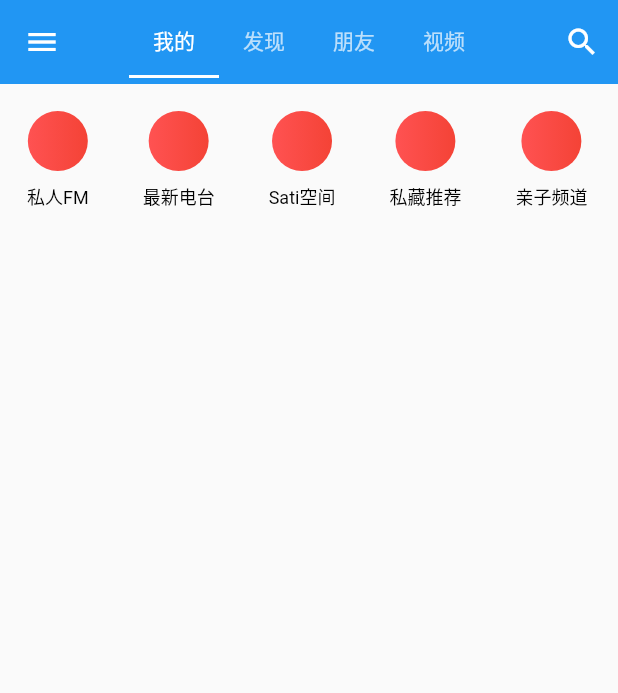
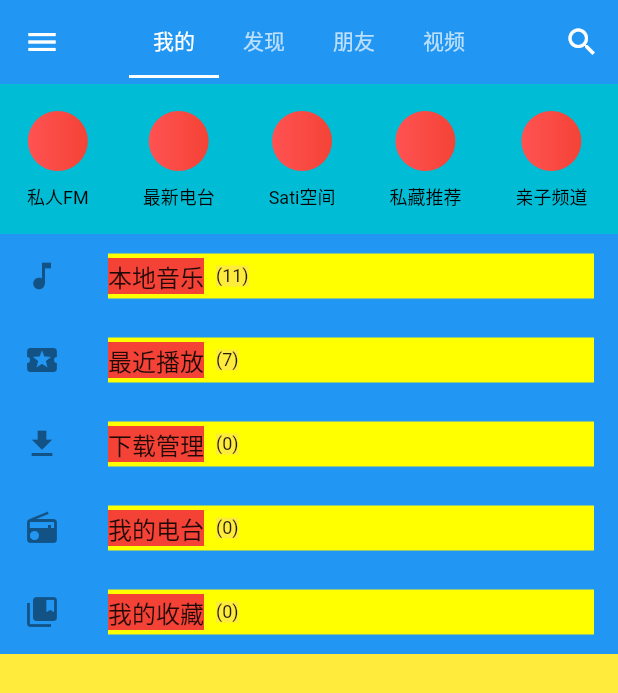
Before and after one commit to itxiaoshuai/CloudMusic, a Flutter app: the screen it shows after launch, on a phone screen of 412 x 824 dp. Shown: the top 693 px of the screen. Run offline on Flutter 3.47's test engine with Material 2 defaults, Android fonts, the phone set to English and light mode, and no system bars.

Commit message:
我的页面UI编写

```diff
--- a/lib/main.dart
+++ b/lib/main.dart
@@ -77,11 +77,7 @@ class _HomePageState extends State<HomePage>
       body: new TabBarView(
         controller: _tabController,
         children: <Widget>[
-          Column(
-            children: <Widget>[
-              MyPage(),
-            ],
-          ),
+          MyPage(),
           Center(child: Text('发现')),
           Center(child: Text('朋友')),
           Center(child: Text('视频')),
--- a/lib/pages/my/page_my.dart
+++ b/lib/pages/my/page_my.dart
@@ -4,30 +4,81 @@ class MyPage extends StatelessWidget {
   @override
   Widget build(BuildContext context) {
     return Container(
-      height: 120.0,
+      color: Colors.yellow,
       child: ListView(
-        scrollDirection: Axis.horizontal,
         children: <Widget>[
-          ListItemCustom(text: '私人FM'),
-          ListItemCustom(text: '最新电台'),
-          ListItemCustom(text: 'Sati空间'),
-          ListItemCustom(text: '私藏推荐'),
-          ListItemCustom(text: '亲子频道'),
-          ListItemCustom(text: '古典专区'),
-          ListItemCustom(text: '跑步FM'),
-          ListItemCustom(text: '小冰电台'),
-          ListItemCustom(text: '爵士电台'),
-          ListItemCustom(text: '驾驶模式'),
+          Container(
+            height: 100,
+            color: Colors.cyan,
+            child: ListView(
+              scrollDirection: Axis.horizontal,
+              children: <Widget>[
+                HorizontalItem(text: '私人FM'),
+                HorizontalItem(text: '最新电台'),
+                HorizontalItem(text: 'Sati空间'),
+                HorizontalItem(text: '私藏推荐'),
+                HorizontalItem(text: '亲子频道'),
+                HorizontalItem(text: '古典专区'),
+                HorizontalItem(text: '跑步FM'),
+                HorizontalItem(text: '小冰电台'),
+                HorizontalItem(text: '爵士电台'),
+                HorizontalItem(text: '驾驶模式'),
+              ],
+            ),
+          ),
+//          VerticalItem(image: "images/ticket.png", text: "演出"),
+//          VerticalItem(image: "images/ticket.png", text: "演出"),
+//          VerticalItem(image: "images/ticket.png", text: "演出"),
+//          VerticalItem(image: "images/ticket.png", text: "演出"),
+//          VerticalItem(image: "images/ticket.png", text: "演出"),
+//          VerticalItem(image: "images/ticket.png", text: "演出"),
+          _getContainer('本地音乐', '(11)', Icons.music_note),
+          _getContainer('最近播放', '(7)', Icons.local_play),
+          _getContainer('下载管理', '(0)', Icons.file_download),
+          _getContainer('我的电台', '(0)', Icons.radio),
+          _getContainer('我的收藏', '(0)', Icons.collections_bookmark),
         ],
       ),
     );
   }
 }
 
-class ListItemCustom extends StatelessWidget {
+Widget _getContainer(String test, String textSecond, IconData icon) {
+  return Container(
+    color: Colors.blue,
+
+//      ListTile
+    child: ListTile(
+//       显示在title之前
+      leading: Icon(icon),
+
+      title: Container(
+        color: Colors.yellowAccent,
+        alignment: Alignment.bottomLeft,
+        child: Row(
+          children: <Widget>[
+            Container(
+              color: Colors.red,
+              alignment: Alignment.bottomLeft,
+              child: Text(test),
+            ),
+            Container(
+              margin: EdgeInsets.all(8.0),
+              color: Colors.yellow,
+              alignment: Alignment.bottomLeft,
+              child: Text(textSecond, style: TextStyle(fontSize: 12)),
+            ),
+          ],
+        ),
+      ),
+    ),
+  );
+}
+
+class HorizontalItem extends StatelessWidget {
   final String text;
 
-  ListItemCustom({this.text});
+  HorizontalItem({this.text});
 
   @override
   Widget build(BuildContext context) {
@@ -39,7 +90,8 @@ class ListItemCustom extends StatelessWidget {
             Container(
               width: 40.0,
               height: 40.0,
-              decoration: BoxDecoration(//圆形渐变
+              decoration: BoxDecoration(
+                //圆形渐变
                 color: Colors.white,
                 shape: BoxShape.circle,
                 gradient: const LinearGradient(colors: [
@@ -61,3 +113,33 @@ class ListItemCustom extends StatelessWidget {
     );
   }
 }
+
+class VerticalItem extends StatelessWidget {
+  final String text;
+  final String image;
+
+  VerticalItem({this.image, this.text});
+
+  @override
+  Widget build(BuildContext context) {
+    return Container(
+      padding: EdgeInsets.only(left: 10, right: 10),
+      height: 45.0,
+      child: Row(
+        children: <Widget>[
+          Image.asset(
+            image,
+            color: Colors.black,
+          ),
+          Container(
+            margin: EdgeInsets.only(left: 20),
+            child: Text(
+              text,
+              style: TextStyle(color: Colors.black87, fontSize: 16),
+            ),
+          ),
+        ],
+      ),
+    );
+  }
+}
--- a/pubspec.yaml
+++ b/pubspec.yaml
@@ -58,6 +58,7 @@ flutter:
 
   # 我的页面图片资源
     - images/my/shortcut_fm.png
+    - images/my/download_manager.png
 
 
 
```
Also changed, not shown: images/my/download_manager.png (renamed from images/my/a2d.png), 1 other file.
